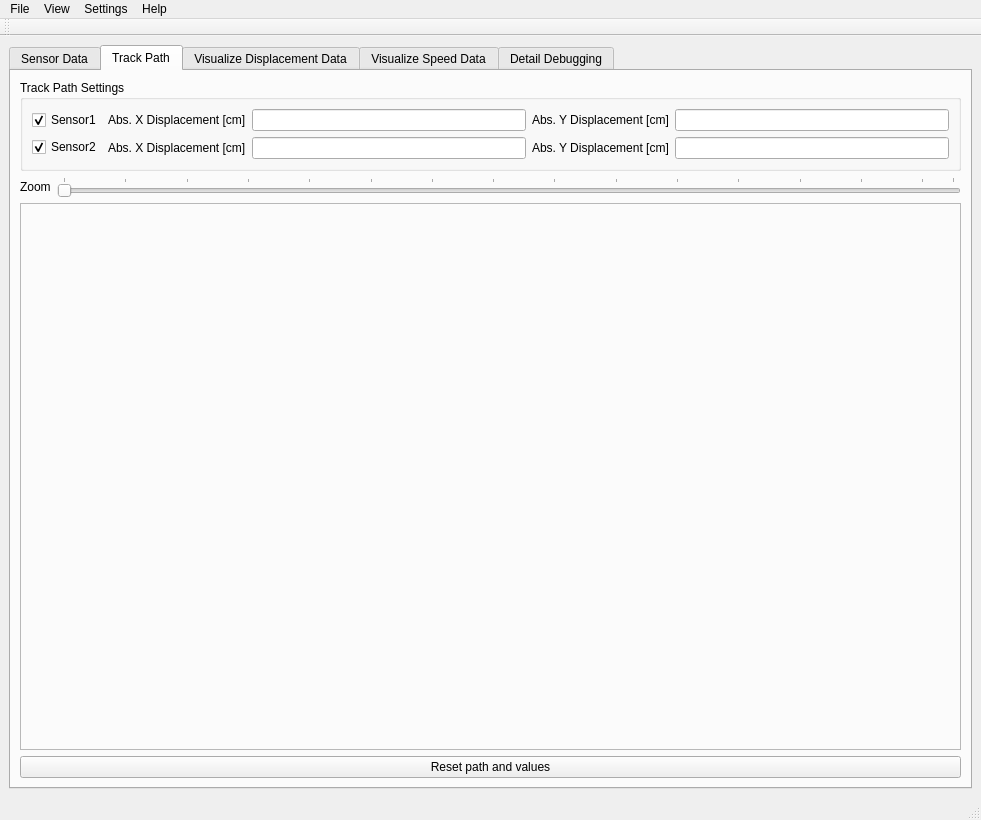
Qt form src/mouse_monitor_pc/ui/mousemonitor_window.ui (Smart-Minotaur/nxt_minotaur) before a commit.
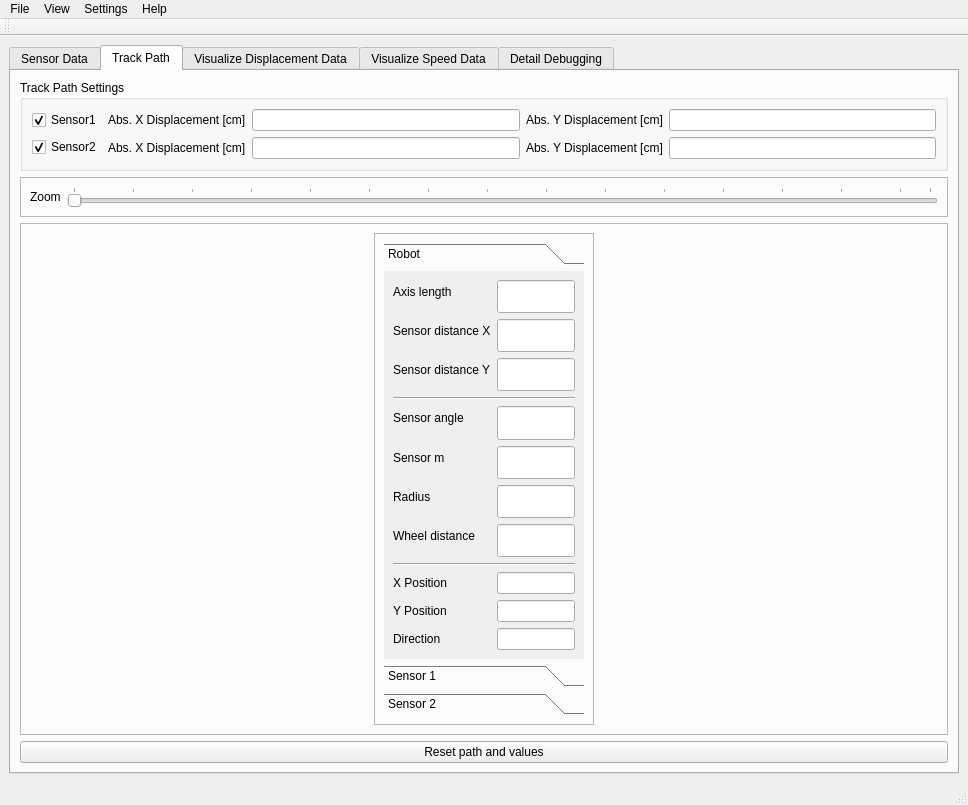
The same form after that commit. Icons and pictures are not drawn.

Commit message: Track path with robot works.

Patch:
```diff
--- a/src/mouse_monitor_pc/ui/mousemonitor_window.ui
+++ b/src/mouse_monitor_pc/ui/mousemonitor_window.ui
@@ -6,8 +6,8 @@
    <rect>
     <x>0</x>
     <y>0</y>
-    <width>981</width>
-    <height>820</height>
+    <width>968</width>
+    <height>805</height>
    </rect>
   </property>
   <property name="windowTitle">
@@ -464,61 +464,79 @@
            </widget>
           </item>
           <item>
-           <layout class="QFormLayout" name="formLayout">
-            <property name="sizeConstraint">
-             <enum>QLayout::SetMinimumSize</enum>
+           <widget class="QFrame" name="frame_2">
+            <property name="sizePolicy">
+             <sizepolicy hsizetype="Preferred" vsizetype="Maximum">
+              <horstretch>0</horstretch>
+              <verstretch>0</verstretch>
+             </sizepolicy>
             </property>
-            <property name="fieldGrowthPolicy">
-             <enum>QFormLayout::AllNonFixedFieldsGrow</enum>
+            <property name="frameShape">
+             <enum>QFrame::StyledPanel</enum>
             </property>
-            <property name="rowWrapPolicy">
-             <enum>QFormLayout::DontWrapRows</enum>
+            <property name="frameShadow">
+             <enum>QFrame::Raised</enum>
             </property>
-            <property name="verticalSpacing">
-             <number>6</number>
-            </property>
-            <item row="1" column="0">
-             <widget class="QLabel" name="label_15">
-              <property name="text">
-               <string>Zoom</string>
-              </property>
-             </widget>
-            </item>
-            <item row="1" column="1">
-             <widget class="QSlider" name="zoomSlider">
-              <property name="sizePolicy">
-               <sizepolicy hsizetype="Expanding" vsizetype="Preferred">
-                <horstretch>0</horstretch>
-                <verstretch>0</verstretch>
-               </sizepolicy>
-              </property>
-              <property name="minimum">
-               <number>1</number>
-              </property>
-              <property name="maximum">
-               <number>30</number>
-              </property>
-              <property name="singleStep">
-               <number>2</number>
-              </property>
-              <property name="pageStep">
-               <number>1</number>
-              </property>
-              <property name="sliderPosition">
-               <number>1</number>
-              </property>
-              <property name="orientation">
-               <enum>Qt::Horizontal</enum>
-              </property>
-              <property name="invertedAppearance">
-               <bool>false</bool>
-              </property>
-              <property name="tickPosition">
-               <enum>QSlider::TicksAbove</enum>
-              </property>
-             </widget>
-            </item>
-           </layout>
+            <layout class="QVBoxLayout" name="verticalLayout_18">
+             <item>
+              <layout class="QFormLayout" name="formLayout">
+               <property name="sizeConstraint">
+                <enum>QLayout::SetMinimumSize</enum>
+               </property>
+               <property name="fieldGrowthPolicy">
+                <enum>QFormLayout::AllNonFixedFieldsGrow</enum>
+               </property>
+               <property name="rowWrapPolicy">
+                <enum>QFormLayout::DontWrapRows</enum>
+               </property>
+               <property name="verticalSpacing">
+                <number>6</number>
+               </property>
+               <item row="1" column="0">
+                <widget class="QLabel" name="label_15">
+                 <property name="text">
+                  <string>Zoom</string>
+                 </property>
+                </widget>
+               </item>
+               <item row="1" column="1">
+                <widget class="QSlider" name="zoomSlider">
+                 <property name="sizePolicy">
+                  <sizepolicy hsizetype="Expanding" vsizetype="Preferred">
+                   <horstretch>0</horstretch>
+                   <verstretch>0</verstretch>
+                  </sizepolicy>
+                 </property>
+                 <property name="minimum">
+                  <number>1</number>
+                 </property>
+                 <property name="maximum">
+                  <number>30</number>
+                 </property>
+                 <property name="singleStep">
+                  <number>2</number>
+                 </property>
+                 <property name="pageStep">
+                  <number>1</number>
+                 </property>
+                 <property name="sliderPosition">
+                  <number>1</number>
+                 </property>
+                 <property name="orientation">
+                  <enum>Qt::Horizontal</enum>
+                 </property>
+                 <property name="invertedAppearance">
+                  <bool>false</bool>
+                 </property>
+                 <property name="tickPosition">
+                  <enum>QSlider::TicksAbove</enum>
+                 </property>
+                </widget>
+               </item>
+              </layout>
+             </item>
+            </layout>
+           </widget>
           </item>
           <item>
            <widget class="QFrame" name="trackPathFrame">
@@ -540,9 +558,460 @@
             <property name="midLineWidth">
              <number>3</number>
             </property>
-            <layout class="QVBoxLayout" name="verticalLayout_10">
+            <layout class="QHBoxLayout" name="horizontalLayout_3">
              <item>
-              <layout class="QVBoxLayout" name="verticalLayout_7"/>
+              <layout class="QVBoxLayout" name="verticalLayout_7">
+               <item>
+                <widget class="QFrame" name="frame">
+                 <property name="sizePolicy">
+                  <sizepolicy hsizetype="Maximum" vsizetype="Preferred">
+                   <horstretch>0</horstretch>
+                   <verstretch>0</verstretch>
+                  </sizepolicy>
+                 </property>
+                 <property name="frameShape">
+                  <enum>QFrame::StyledPanel</enum>
+                 </property>
+                 <property name="frameShadow">
+                  <enum>QFrame::Raised</enum>
+                 </property>
+                 <layout class="QVBoxLayout" name="verticalLayout_10">
+                  <item>
+                   <widget class="QToolBox" name="toolBox">
+                    <property name="sizePolicy">
+                     <sizepolicy hsizetype="Preferred" vsizetype="Preferred">
+                      <horstretch>0</horstretch>
+                      <verstretch>0</verstretch>
+                     </sizepolicy>
+                    </property>
+                    <property name="maximumSize">
+                     <size>
+                      <width>200</width>
+                      <height>16777215</height>
+                     </size>
+                    </property>
+                    <property name="currentIndex">
+                     <number>0</number>
+                    </property>
+                    <widget class="QWidget" name="page">
+                     <property name="geometry">
+                      <rect>
+                       <x>0</x>
+                       <y>0</y>
+                       <width>200</width>
+                       <height>358</height>
+                      </rect>
+                     </property>
+                     <attribute name="label">
+                      <string>Robot</string>
+                     </attribute>
+                     <layout class="QFormLayout" name="formLayout_3">
+                      <item row="0" column="0">
+                       <widget class="QLabel" name="label_16">
+                        <property name="text">
+                         <string>Axis length</string>
+                        </property>
+                       </widget>
+                      </item>
+                      <item row="0" column="1">
+                       <widget class="QLineEdit" name="robotAxisEdit">
+                        <property name="sizePolicy">
+                         <sizepolicy hsizetype="Expanding" vsizetype="Expanding">
+                          <horstretch>0</horstretch>
+                          <verstretch>0</verstretch>
+                         </sizepolicy>
+                        </property>
+                        <property name="maximumSize">
+                         <size>
+                          <width>16777215</width>
+                          <height>16777215</height>
+                         </size>
+                        </property>
+                        <property name="readOnly">
+                         <bool>true</bool>
+                        </property>
+                       </widget>
+                      </item>
+                      <item row="1" column="0">
+                       <widget class="QLabel" name="label_17">
+                        <property name="text">
+                         <string>Sensor distance X</string>
+                        </property>
+                       </widget>
+                      </item>
+                      <item row="1" column="1">
+                       <widget class="QLineEdit" name="sXDistEdit">
+                        <property name="sizePolicy">
+                         <sizepolicy hsizetype="Expanding" vsizetype="Expanding">
+                          <horstretch>0</horstretch>
+                          <verstretch>0</verstretch>
+                         </sizepolicy>
+                        </property>
+                        <property name="maximumSize">
+                         <size>
+                          <width>16777215</width>
+                          <height>16777215</height>
+                         </size>
+                        </property>
+                        <property name="readOnly">
+                         <bool>true</bool>
+                        </property>
+                       </widget>
+                      </item>
+                      <item row="2" column="0">
+                       <widget class="QLabel" name="label_18">
+                        <property name="text">
+                         <string>Sensor distance Y</string>
+                        </property>
+                       </widget>
+                      </item>
+                      <item row="2" column="1">
+                       <widget class="QLineEdit" name="sYDistEdit">
+                        <property name="sizePolicy">
+                         <sizepolicy hsizetype="Expanding" vsizetype="Expanding">
+                          <horstretch>0</horstretch>
+                          <verstretch>0</verstretch>
+                         </sizepolicy>
+                        </property>
+                        <property name="maximumSize">
+                         <size>
+                          <width>16777215</width>
+                          <height>16777215</height>
+                         </size>
+                        </property>
+                        <property name="readOnly">
+                         <bool>true</bool>
+                        </property>
+                       </widget>
+                      </item>
+                      <item row="3" column="0" colspan="2">
+                       <widget class="Line" name="line">
+                        <property name="orientation">
+                         <enum>Qt::Horizontal</enum>
+                        </property>
+                       </widget>
+                      </item>
+                      <item row="4" column="0">
+                       <widget class="QLabel" name="label_19">
+                        <property name="text">
+                         <string>Sensor angle</string>
+                        </property>
+                       </widget>
+                      </item>
+                      <item row="4" column="1">
+                       <widget class="QLineEdit" name="robotAngleEdit">
+                        <property name="sizePolicy">
+                         <sizepolicy hsizetype="Expanding" vsizetype="Expanding">
+                          <horstretch>0</horstretch>
+                          <verstretch>0</verstretch>
+                         </sizepolicy>
+                        </property>
+                        <property name="maximumSize">
+                         <size>
+                          <width>16777215</width>
+                          <height>16777215</height>
+                         </size>
+                        </property>
+                        <property name="readOnly">
+                         <bool>true</bool>
+                        </property>
+                       </widget>
+                      </item>
+                      <item row="5" column="0">
+                       <widget class="QLabel" name="label_20">
+                        <property name="text">
+                         <string>Sensor m</string>
+                        </property>
+                       </widget>
+                      </item>
+                      <item row="5" column="1">
+                       <widget class="QLineEdit" name="robotMEdit">
+                        <property name="sizePolicy">
+                         <sizepolicy hsizetype="Expanding" vsizetype="Expanding">
+                          <horstretch>0</horstretch>
+                          <verstretch>0</verstretch>
+                         </sizepolicy>
+                        </property>
+                        <property name="maximumSize">
+                         <size>
+                          <width>16777215</width>
+                          <height>16777215</height>
+                         </size>
+                        </property>
+                        <property name="readOnly">
+                         <bool>true</bool>
+                        </property>
+                       </widget>
+                      </item>
+                      <item row="6" column="0">
+                       <widget class="QLabel" name="label_21">
+                        <property name="text">
+                         <string>Radius</string>
+                        </property>
+                       </widget>
+                      </item>
+                      <item row="6" column="1">
+                       <widget class="QLineEdit" name="robotRadiusEdit">
+                        <property name="sizePolicy">
+                         <sizepolicy hsizetype="Expanding" vsizetype="Expanding">
+                          <horstretch>0</horstretch>
+                          <verstretch>0</verstretch>
+                         </sizepolicy>
+                        </property>
+                        <property name="maximumSize">
+                         <size>
+                          <width>16777215</width>
+                          <height>16777215</height>
+                         </size>
+                        </property>
+                        <property name="readOnly">
+                         <bool>true</bool>
+                        </property>
+                       </widget>
+                      </item>
+                      <item row="7" column="0">
+                       <widget class="QLabel" name="label_22">
+                        <property name="text">
+                         <string>Wheel distance</string>
+                        </property>
+                       </widget>
+                      </item>
+                      <item row="7" column="1">
+                       <widget class="QLineEdit" name="robotWheelDistEdit">
+                        <property name="sizePolicy">
+                         <sizepolicy hsizetype="Expanding" vsizetype="Expanding">
+                          <horstretch>0</horstretch>
+                          <verstretch>0</verstretch>
+                         </sizepolicy>
+                        </property>
+                        <property name="maximumSize">
+                         <size>
+                          <width>16777215</width>
+                          <height>16777215</height>
+                         </size>
+                        </property>
+                        <property name="readOnly">
+                         <bool>true</bool>
+                        </property>
+                       </widget>
+                      </item>
+                      <item row="9" column="0">
+                       <widget class="QLabel" name="label_30">
+                        <property name="text">
+                         <string>X Position</string>
+                        </property>
+                       </widget>
+                      </item>
+                      <item row="9" column="1">
+                       <widget class="QLineEdit" name="robotXEdit">
+                        <property name="maximumSize">
+                         <size>
+                          <width>16777215</width>
+                          <height>16777215</height>
+                         </size>
+                        </property>
+                        <property name="readOnly">
+                         <bool>true</bool>
+                        </property>
+                       </widget>
+                      </item>
+                      <item row="10" column="0">
+                       <widget class="QLabel" name="label_29">
+                        <property name="text">
+                         <string>Y Position</string>
+                        </property>
+                       </widget>
+                      </item>
+                      <item row="10" column="1">
+                       <widget class="QLineEdit" name="robotYEdit">
+                        <property name="maximumSize">
+                         <size>
+                          <width>16777215</width>
+                          <height>16777215</height>
+                         </size>
+                        </property>
+                        <property name="readOnly">
+                         <bool>true</bool>
+                        </property>
+                       </widget>
+                      </item>
+                      <item row="11" column="0">
+                       <widget class="QLabel" name="label_31">
+                        <property name="text">
+                         <string>Direction</string>
+                        </property>
+                       </widget>
+                      </item>
+                      <item row="11" column="1">
+                       <widget class="QLineEdit" name="robotDirEdit">
+                        <property name="maximumSize">
+                         <size>
+                          <width>16777215</width>
+                          <height>16777215</height>
+                         </size>
+                        </property>
+                        <property name="readOnly">
+                         <bool>true</bool>
+                        </property>
+                       </widget>
+                      </item>
+                      <item row="8" column="0" colspan="2">
+                       <widget class="Line" name="line_2">
+                        <property name="orientation">
+                         <enum>Qt::Horizontal</enum>
+                        </property>
+                       </widget>
+                      </item>
+                     </layout>
+                    </widget>
+                    <widget class="QWidget" name="page_2">
+                     <property name="geometry">
+                      <rect>
+                       <x>0</x>
+                       <y>0</y>
+                       <width>200</width>
+                       <height>358</height>
+                      </rect>
+                     </property>
+                     <attribute name="label">
+                      <string>Sensor 1</string>
+                     </attribute>
+                     <layout class="QFormLayout" name="formLayout_5">
+                      <item row="0" column="0">
+                       <widget class="QLabel" name="label_23">
+                        <property name="text">
+                         <string>X Position</string>
+                        </property>
+                       </widget>
+                      </item>
+                      <item row="0" column="1">
+                       <widget class="QLineEdit" name="s1XEdit">
+                        <property name="maximumSize">
+                         <size>
+                          <width>16777215</width>
+                          <height>16777215</height>
+                         </size>
+                        </property>
+                        <property name="readOnly">
+                         <bool>true</bool>
+                        </property>
+                       </widget>
+                      </item>
+                      <item row="1" column="0">
+                       <widget class="QLabel" name="label_24">
+                        <property name="text">
+                         <string>Y Position</string>
+                        </property>
+                       </widget>
+                      </item>
+                      <item row="1" column="1">
+                       <widget class="QLineEdit" name="s1YEdit">
+                        <property name="maximumSize">
+                         <size>
+                          <width>16777215</width>
+                          <height>16777215</height>
+                         </size>
+                        </property>
+                        <property name="readOnly">
+                         <bool>true</bool>
+                        </property>
+                       </widget>
+                      </item>
+                      <item row="2" column="0">
+                       <widget class="QLabel" name="label_25">
+                        <property name="text">
+                         <string>Direction</string>
+                        </property>
+                       </widget>
+                      </item>
+                      <item row="2" column="1">
+                       <widget class="QLineEdit" name="s1DirEdit">
+                        <property name="maximumSize">
+                         <size>
+                          <width>16777215</width>
+                          <height>16777215</height>
+                         </size>
+                        </property>
+                        <property name="readOnly">
+                         <bool>true</bool>
+                        </property>
+                       </widget>
+                      </item>
+                     </layout>
+                    </widget>
+                    <widget class="QWidget" name="page_3">
+                     <attribute name="label">
+                      <string>Sensor 2</string>
+                     </attribute>
+                     <layout class="QFormLayout" name="formLayout_6">
+                      <item row="0" column="0">
+                       <widget class="QLabel" name="label_26">
+                        <property name="text">
+                         <string>X Position</string>
+                        </property>
+                       </widget>
+                      </item>
+                      <item row="0" column="1">
+                       <widget class="QLineEdit" name="s2XEdit">
+                        <property name="maximumSize">
+                         <size>
+                          <width>16777215</width>
+                          <height>16777215</height>
+                         </size>
+                        </property>
+                        <property name="readOnly">
+                         <bool>true</bool>
+                        </property>
+                       </widget>
+                      </item>
+                      <item row="1" column="0">
+                       <widget class="QLabel" name="label_27">
+                        <property name="text">
+                         <string>Y Position</string>
+                        </property>
+                       </widget>
+                      </item>
+                      <item row="1" column="1">
+                       <widget class="QLineEdit" name="s2YEdit">
+                        <property name="maximumSize">
+                         <size>
+                          <width>16777215</width>
+                          <height>16777215</height>
+                         </size>
+                        </property>
+                        <property name="readOnly">
+                         <bool>true</bool>
+                        </property>
+                       </widget>
+                      </item>
+                      <item row="2" column="0">
+                       <widget class="QLabel" name="label_28">
+                        <property name="text">
+                         <string>Direction</string>
+                        </property>
+                       </widget>
+                      </item>
+                      <item row="2" column="1">
+                       <widget class="QLineEdit" name="s2DirEdit">
+                        <property name="maximumSize">
+                         <size>
+                          <width>16777215</width>
+                          <height>16777215</height>
+                         </size>
+                        </property>
+                        <property name="readOnly">
+                         <bool>true</bool>
+                        </property>
+                       </widget>
+                      </item>
+                     </layout>
+                    </widget>
+                   </widget>
+                  </item>
+                 </layout>
+                </widget>
+               </item>
+              </layout>
              </item>
             </layout>
            </widget>
@@ -844,7 +1313,7 @@
     <rect>
      <x>0</x>
      <y>0</y>
-     <width>981</width>
+     <width>968</width>
      <height>23</height>
     </rect>
    </property>
```
The commit also changes 6 other files.
